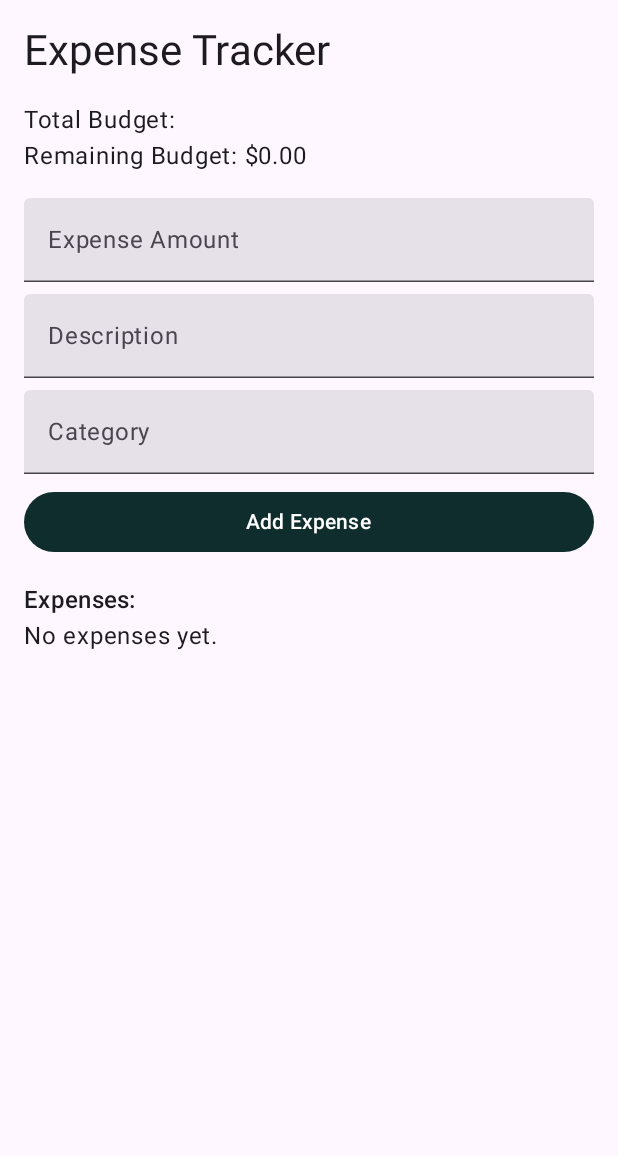
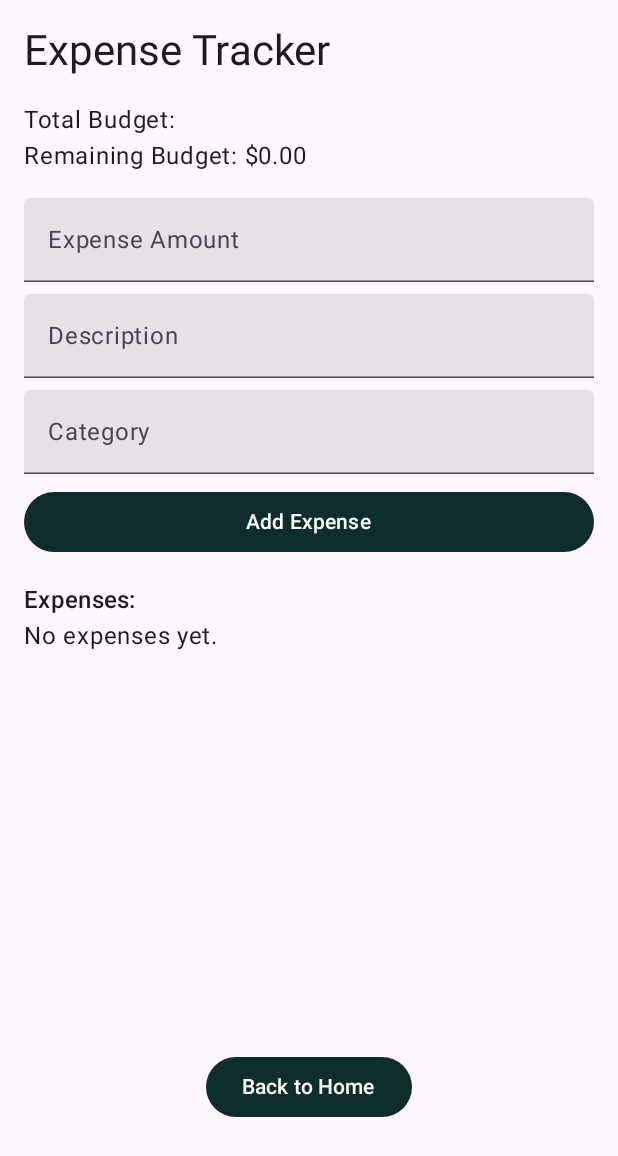
Before and after one commit to NitaiTran/BargainMargin, an Android app built with Jetpack Compose: the ExpensesScreen screen opened through its navigation route, on a phone screen of 412 x 824 dp. Shown: the top 1156 px of the screen. Run offline under Robolectric (Android 15) with nearby library versions, the phone set to English and light mode, and no system bars.

```diff
--- a/app/src/main/java/com/progprof/bargainmargintemplate/MainActivity.kt
+++ b/app/src/main/java/com/progprof/bargainmargintemplate/MainActivity.kt
@@ -57,10 +57,10 @@ fun BargainMarginApp() {
         //Define the Main Budget Screen
         composable(route = ScreenController.Screen.MainBudgetEntry.name){
             BudgetScreen(
-                initialScreenViewModel = budgetViewModel,
+                budgetViewModel = budgetViewModel,
                 onNextButtonClicked = {
                     // 1. Set the budget in the ViewModel
-                    budgetViewModel.setInitialBudget()
+                    budgetViewModel.changeBudgetLimit()
                     // 2. Navigate to Home screen
                     navController.navigate(ScreenController.Screen.SplitMainBudget.name)
                 }
@@ -73,7 +73,8 @@ fun BargainMarginApp() {
                budgetViewModel = budgetViewModel,
                onNextButtonClicked = {
                    // 1. Set the budget in the ViewModel
-                   budgetViewModel.setInitialBudget()
+                   //budgetViewModel.setInitialRemainingBudget()
+                   //budgetViewModel.setInitialTotalBudget()
                    budgetViewModel.setCategories()
                    // 2. Navigate to the next screen
                    navController.navigate(ScreenController.Screen.Home.name)
@@ -85,7 +86,8 @@ fun BargainMarginApp() {
         // Define Expense Tracking screen
         composable("expenseTracker") {
             ExpensesScreen(
-                budgetViewModel = budgetViewModel
+                budgetViewModel = budgetViewModel,
+                navController = navController
             )
         }
 
--- a/app/src/main/java/com/progprof/bargainmargintemplate/ui/ExpensesScreen.kt
+++ b/app/src/main/java/com/progprof/bargainmargintemplate/ui/ExpensesScreen.kt
@@ -1,5 +1,6 @@
 package com.progprof.bargainmargintemplate.ui
 import androidx.compose.foundation.layout.*
+import androidx.compose.foundation.layout.Arrangement
 import androidx.compose.foundation.rememberScrollState
 import androidx.compose.foundation.verticalScroll
 import androidx.compose.material3.*
@@ -7,12 +8,15 @@ import androidx.compose.runtime.*
 import androidx.compose.ui.Modifier
 import androidx.compose.ui.graphics.Color
 import androidx.compose.foundation.text.KeyboardOptions
+import androidx.compose.ui.Alignment
 import androidx.compose.ui.text.input.KeyboardType
 import androidx.compose.ui.unit.dp
+import androidx.navigation.NavController
 
 @Composable
 fun ExpensesScreen(
-    budgetViewModel: BudgetViewModel
+    budgetViewModel: BudgetViewModel,
+    navController: NavController
 ) {
     var expenseInput by remember { mutableStateOf("") }
     var descriptionInput by remember { mutableStateOf("") }
@@ -167,4 +171,16 @@ fun ExpensesScreen(
             }
         }
     }
+    Column(
+        modifier = Modifier.padding(75.dp),
+        horizontalAlignment = Alignment.CenterHorizontally,
+        verticalArrangement = Arrangement.Bottom
+
+    ) {
+        Button(onClick = { navController.popBackStack() }) {
+
+            Text(text = "Back to Home")
+        }
+    }
+
 }
```
Also changed, not shown: app/src/main/java/com/progprof/bargainmargintemplate/ui/BudgetViewModel.kt (+7 -0 lines).
